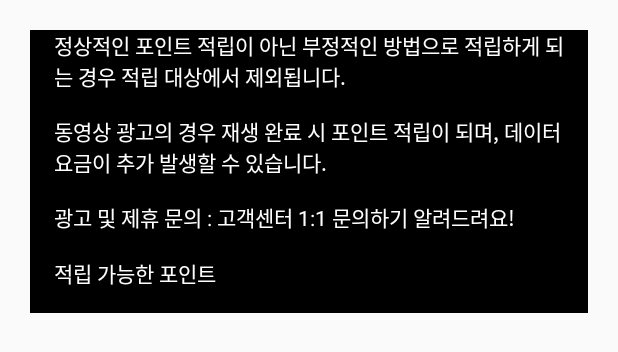
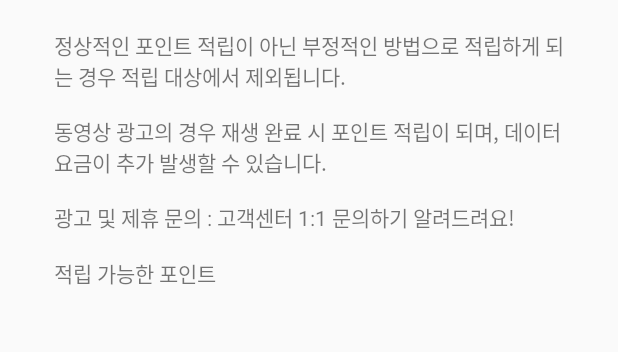
Before and after one commit to PlanetAdDevelopers/skpad-sdk-samples, an Android app: the layout view_custom_feed_header.xml on its own in the app's theme, with its tools: preview values and no code run, on a phone screen of 412 x 824 dp. Shown: the top 352 px of the screen. Run offline under Robolectric (Android 15) with nearby library versions, the phone set to English and light mode, and no system bars.

Commit message:
refact - 레이아웃 색상 조정

```diff
--- a/skpad-aos-sdk/SKPAdBenefitApp/src/main/res/layout/view_custom_feed_header.xml
+++ b/skpad-aos-sdk/SKPAdBenefitApp/src/main/res/layout/view_custom_feed_header.xml
@@ -4,7 +4,6 @@
     android:layout_width="match_parent"
     android:layout_height="wrap_content"
     android:layout_margin="20dp"
-    android:background="@android:color/black"
     android:orientation="vertical"
     >
     <TextView
@@ -14,7 +13,6 @@
         android:layout_gravity="center_vertical"
         android:paddingLeft="16dp"
         android:paddingRight="16dp"
-        android:textColor="@android:color/white"
         android:singleLine="false"/>
     <TextView
         android:id="@+id/total_reward_text"
@@ -22,6 +20,5 @@
         android:layout_height="wrap_content"
         android:layout_gravity="center_vertical"
         android:layout_margin="16dp"
-        android:textColor="@android:color/white"
         android:text="적립 가능한 포인트" />
 </LinearLayout>
```
